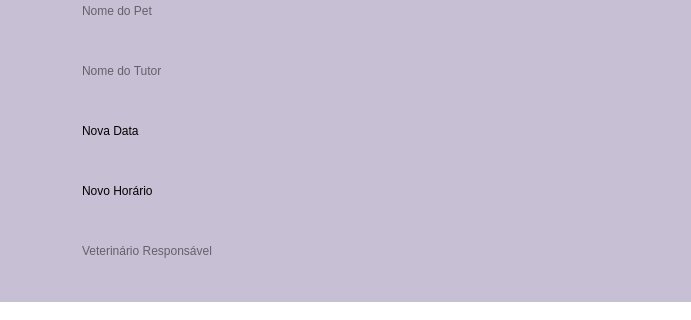
First picture: the form in VeterinaryScheduleSystem/remarcacao.ui, repository brenoafsa/VeterinaryScheduleSystem, before the edit; both pictures show x 450 to 1141 and y 299 to 619 of the 1302 by 619 pixel window.
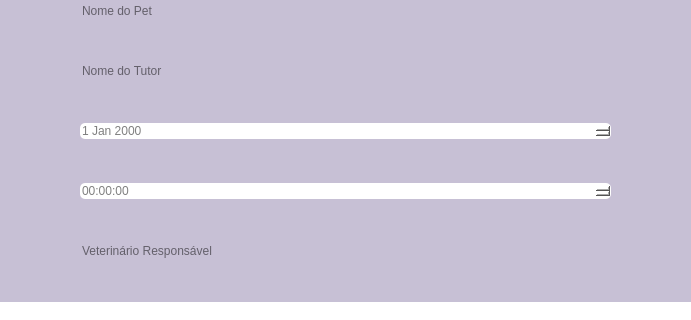
Second picture: the form after the edit. Icons and pictures are not drawn.

Commit message: mudanças na tela remarcação

The edit to the form file:
```diff
--- a/VeterinaryScheduleSystem/remarcacao.ui
+++ b/VeterinaryScheduleSystem/remarcacao.ui
@@ -267,74 +267,33 @@
       </widget>
      </item>
      <item>
-      <widget class="QLineEdit" name="novaData">
+      <widget class="QDateEdit" name="dateEdit">
+       <property name="enabled">
+        <bool>true</bool>
+       </property>
        <property name="sizePolicy">
-        <sizepolicy hsizetype="Expanding" vsizetype="Fixed">
+        <sizepolicy hsizetype="Minimum" vsizetype="Fixed">
          <horstretch>0</horstretch>
          <verstretch>0</verstretch>
         </sizepolicy>
        </property>
-       <property name="autoFillBackground">
-        <bool>false</bool>
-       </property>
        <property name="styleSheet">
-        <string notr="true">
-
-QLineEdit {
-    font-size: 14px;
-    color: gray;
-    border: 1px solid gray;
-    border-radius: 5px;
-    padding: 5px;
-}
-QLineEdit:placeholder {
-    color: gray;
-    font-style: italic;
-}
-
-; background-color: #ffffff</string>
-       </property>
-       <property name="text">
-        <string>Nova Data</string>
-       </property>
-       <property name="placeholderText">
-        <string>Data da Consulta</string>
+        <string notr="true">color: gray;
+background-color: rgb(255, 255, 255);
+border-radius: 5px;
+border-color: rgb(0, 0, 0);
+</string>
        </property>
       </widget>
      </item>
      <item>
-      <widget class="QLineEdit" name="novaHora">
-       <property name="sizePolicy">
-        <sizepolicy hsizetype="Expanding" vsizetype="Fixed">
-         <horstretch>0</horstretch>
-         <verstretch>0</verstretch>
-        </sizepolicy>
-       </property>
-       <property name="autoFillBackground">
-        <bool>false</bool>
-       </property>
+      <widget class="QTimeEdit" name="timeEdit">
        <property name="styleSheet">
-        <string notr="true">
-
-QLineEdit {
-    font-size: 14px;
-    color: gray;
-    border: 1px solid gray;
-    border-radius: 5px;
-    padding: 5px;
-}
-QLineEdit:placeholder {
-    color: gray;
-    font-style: italic;
-}
-
-; background-color: #ffffff</string>
-       </property>
-       <property name="text">
-        <string>Novo Horário</string>
-       </property>
-       <property name="placeholderText">
-        <string>Hora</string>
+        <string notr="true">color: gray;
+background-color: rgb(255, 255, 255);
+border-radius: 5px;
+border-color: rgb(0, 0, 0);
+</string>
        </property>
       </widget>
      </item>
```
The commit also changes 3 other files.
